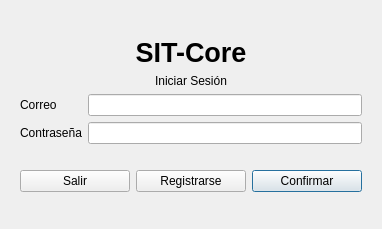
This is src/view/login.ui in R0otDrigo/SIT-Core as Qt 5 draws it before an edit. The edited form follows.
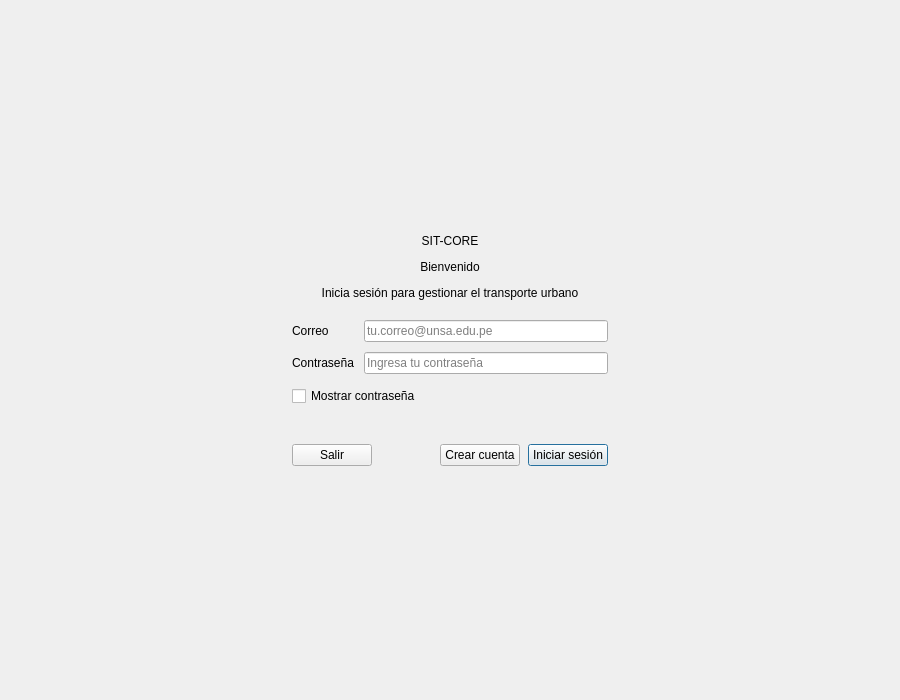
This is the edited form.

Commit message:
feat(ui): rediseña login y registro
- Tarjeta centrada con sombra y jerarquia tipografica
- Campos con foco azul, placeholder y boton de mostrar contrasena
- Mensajes de error con estado visual y validaciones en espanol
- Selector de rol ADMIN/USER/GUESS conservado

Diff of the .ui file:
```diff
--- a/src/view/login.ui
+++ b/src/view/login.ui
@@ -6,14 +6,29 @@
    <rect>
     <x>0</x>
     <y>0</y>
-    <width>378</width>
-    <height>229</height>
+    <width>900</width>
+    <height>700</height>
    </rect>
   </property>
   <property name="windowTitle">
    <string>Iniciar Sesión</string>
   </property>
   <layout class="QVBoxLayout" name="rootLayout">
+   <property name="spacing">
+    <number>0</number>
+   </property>
+   <property name="leftMargin">
+    <number>24</number>
+   </property>
+   <property name="topMargin">
+    <number>24</number>
+   </property>
+   <property name="rightMargin">
+    <number>24</number>
+   </property>
+   <property name="bottomMargin">
+    <number>24</number>
+   </property>
    <item>
     <spacer name="topSpacer">
      <property name="orientation">
@@ -21,31 +36,59 @@
      </property>
      <property name="sizeHint" stdset="0">
       <size>
-       <width>0</width>
-       <height>0</height>
+       <width>20</width>
+       <height>40</height>
       </size>
      </property>
     </spacer>
    </item>
    <item alignment="Qt::AlignmentFlag::AlignHCenter">
-    <widget class="QWidget" name="card" native="true">
+    <widget class="QFrame" name="card">
      <property name="minimumSize">
       <size>
-       <width>360</width>
+       <width>380</width>
        <height>0</height>
       </size>
      </property>
+     <property name="maximumSize">
+      <size>
+       <width>460</width>
+       <height>16777215</height>
+      </size>
+     </property>
+     <property name="frameShape">
+      <enum>QFrame::Shape::NoFrame</enum>
+     </property>
      <layout class="QVBoxLayout" name="cardLayout">
+      <property name="spacing">
+       <number>12</number>
+      </property>
+      <property name="leftMargin">
+       <number>32</number>
+      </property>
+      <property name="topMargin">
+       <number>30</number>
+      </property>
+      <property name="rightMargin">
+       <number>32</number>
+      </property>
+      <property name="bottomMargin">
+       <number>30</number>
+      </property>
+      <item>
+       <widget class="QLabel" name="brandMark">
+        <property name="text">
+         <string>SIT-CORE</string>
+        </property>
+        <property name="alignment">
+         <set>Qt::AlignmentFlag::AlignCenter</set>
+        </property>
+       </widget>
+      </item>
       <item>
        <widget class="QLabel" name="titleLabel">
-        <property name="font">
-         <font>
-          <pointsize>20</pointsize>
-          <bold>true</bold>
-         </font>
-        </property>
         <property name="text">
-         <string>SIT-Core</string>
+         <string>Bienvenido</string>
         </property>
         <property name="alignment">
          <set>Qt::AlignmentFlag::AlignCenter</set>
@@ -55,15 +98,40 @@
       <item>
        <widget class="QLabel" name="subtitleLabel">
         <property name="text">
-         <string>Iniciar Sesión</string>
+         <string>Inicia sesión para gestionar el transporte urbano</string>
         </property>
         <property name="alignment">
          <set>Qt::AlignmentFlag::AlignCenter</set>
         </property>
+        <property name="wordWrap">
+         <bool>true</bool>
+        </property>
        </widget>
       </item>
+      <item>
+       <spacer name="formSpacer">
+        <property name="orientation">
+         <enum>Qt::Orientation::Vertical</enum>
+        </property>
+        <property name="sizeHint" stdset="0">
+         <size>
+          <width>20</width>
+          <height>8</height>
+         </size>
+        </property>
+       </spacer>
+      </item>
       <item>
        <layout class="QFormLayout" name="formLayout">
+        <property name="horizontalSpacing">
+         <number>10</number>
+        </property>
+        <property name="verticalSpacing">
+         <number>10</number>
+        </property>
+        <property name="labelAlignment">
+         <set>Qt::AlignmentFlag::AlignLeading|Qt::AlignmentFlag::AlignLeft|Qt::AlignmentFlag::AlignVCenter</set>
+        </property>
         <item row="0" column="0">
          <widget class="QLabel" name="correoLabel">
           <property name="text">
@@ -72,7 +140,11 @@
          </widget>
         </item>
         <item row="0" column="1">
-         <widget class="QLineEdit" name="correoLineEdit"/>
+         <widget class="QLineEdit" name="correoLineEdit">
+          <property name="placeholderText">
+           <string>tu.correo@unsa.edu.pe</string>
+          </property>
+         </widget>
         </item>
         <item row="1" column="0">
          <widget class="QLabel" name="contraseALabel">
@@ -86,10 +158,20 @@
           <property name="echoMode">
            <enum>QLineEdit::EchoMode::Password</enum>
           </property>
+          <property name="placeholderText">
+           <string>Ingresa tu contraseña</string>
+          </property>
          </widget>
         </item>
        </layout>
       </item>
+      <item>
+       <widget class="QCheckBox" name="showPasswordCheckBox">
+        <property name="text">
+         <string>Mostrar contraseña</string>
+        </property>
+       </widget>
+      </item>
       <item>
        <widget class="QLabel" name="info">
         <property name="text">
@@ -102,6 +184,9 @@
       </item>
       <item>
        <layout class="QHBoxLayout" name="buttonsLayout">
+        <property name="spacing">
+         <number>8</number>
+        </property>
         <item>
          <widget class="QPushButton" name="exitButton">
           <property name="text">
@@ -109,17 +194,30 @@
           </property>
          </widget>
         </item>
+        <item>
+         <spacer name="buttonsSpacer">
+          <property name="orientation">
+           <enum>Qt::Orientation::Horizontal</enum>
+          </property>
+          <property name="sizeHint" stdset="0">
+           <size>
+            <width>40</width>
+            <height>20</height>
+           </size>
+          </property>
+         </spacer>
+        </item>
         <item>
          <widget class="QPushButton" name="signUpButton">
           <property name="text">
-           <string>Registrarse</string>
+           <string>Crear cuenta</string>
           </property>
          </widget>
         </item>
         <item>
          <widget class="QPushButton" name="loginButton">
           <property name="text">
-           <string>Confirmar</string>
+           <string>Iniciar sesión</string>
           </property>
           <property name="default">
            <bool>true</bool>
@@ -138,8 +236,8 @@
      </property>
      <property name="sizeHint" stdset="0">
       <size>
-       <width>0</width>
-       <height>0</height>
+       <width>20</width>
+       <height>40</height>
       </size>
      </property>
     </spacer>
```
Left out of the diff: 3 changed lines with no effect on the pictures. The commit also changes 5 other files.
